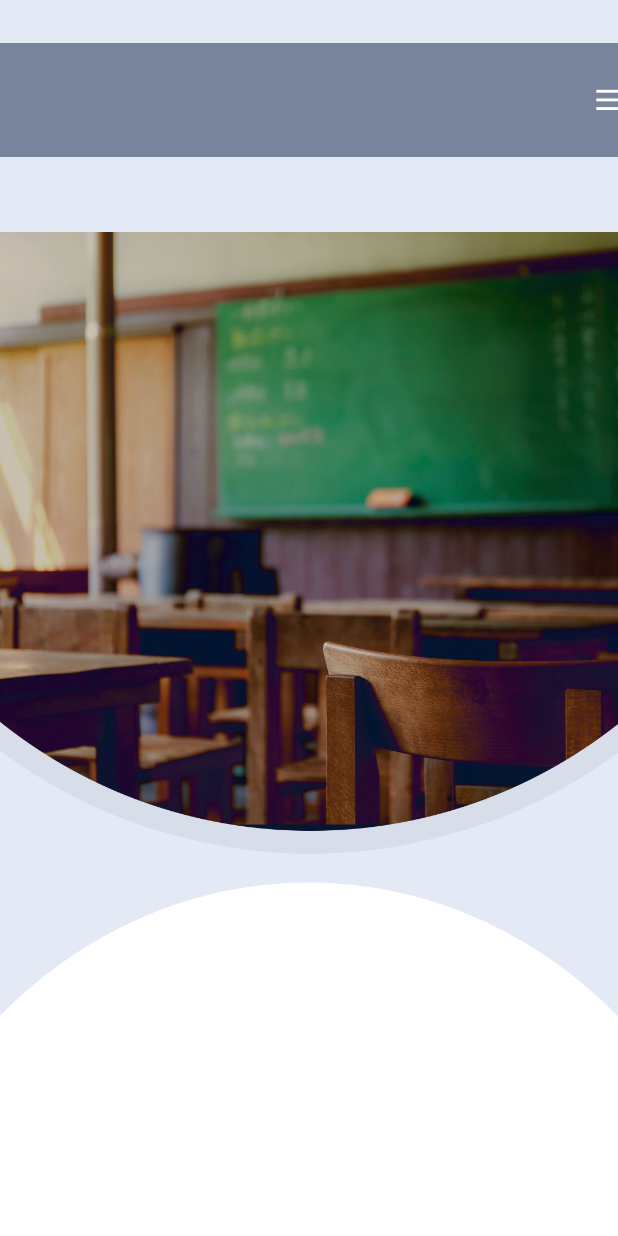
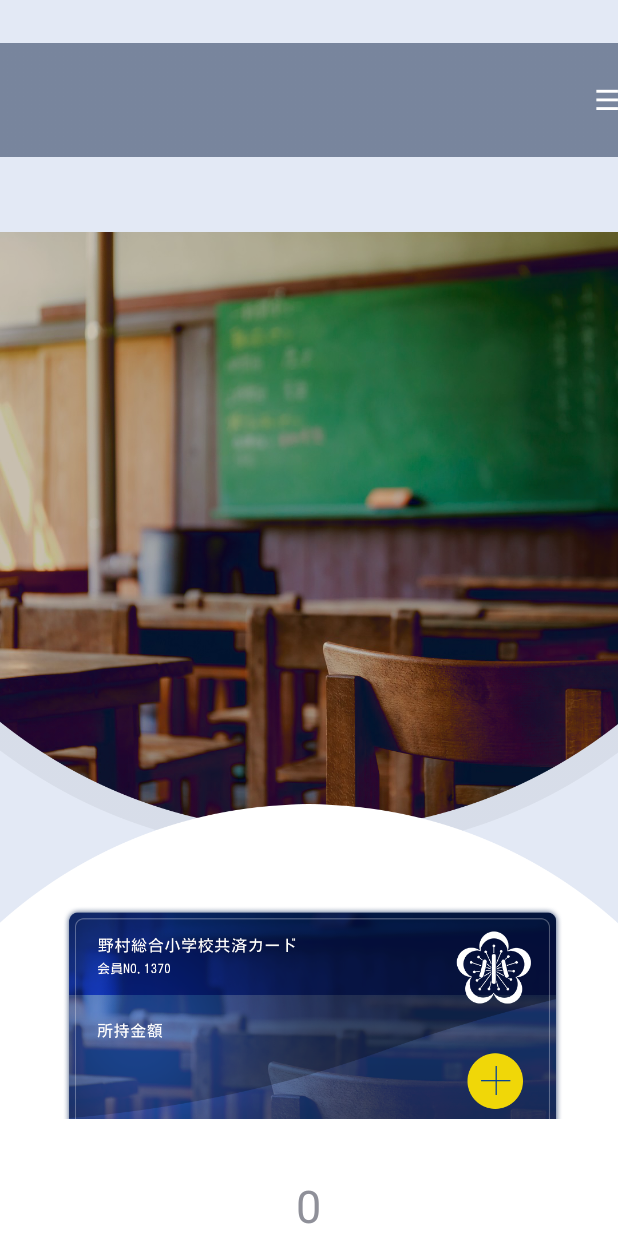
Before and after one commit to TakuKobayashi/NRIHackathon2016, an Android app: the TopActivity screen opened directly, with no data from a screen before it, on a phone screen of 412 x 824 dp. Run offline under Robolectric (Android 15) with nearby library versions, the phone set to English and light mode, and no system bars; libraries missing offline, so code that uses them is left out: com.facebook, io.socket.client, io.socket.emitter; 9 statements that could not run were skipped.

Commit message:
データの整理、画面調整

```diff
--- a/android_app/app/src/main/java/hackathon/nri/com/nrihackathon2016/MenuActivity.java
+++ b/android_app/app/src/main/java/hackathon/nri/com/nrihackathon2016/MenuActivity.java
@@ -50,7 +50,7 @@ public class MenuActivity extends Activity {
             public void onClick(View v) {
                 progressDialog = new ProgressDialog(MenuActivity.this);
                 progressDialog.setProgressStyle(ProgressDialog.STYLE_SPINNER);
-                progressDialog.setMessage("処理を実行中しています");
+                progressDialog.setMessage(getString(R.string.networking_request_dialog_message));
                 progressDialog.setCancelable(true);
                 progressDialog.setOnCancelListener(new DialogInterface.OnCancelListener() {
                     @Override
@@ -81,8 +81,7 @@ public class MenuActivity extends Activity {
                 Log.d(Config.TAG, "error:" + error.getMessage());
                 progressDialog.dismiss();
             }
-        }
-        );
+        });
         queue.add(stringRequest);
     }
 }
--- a/android_app/app/src/main/java/hackathon/nri/com/nrihackathon2016/TopActivity.java
+++ b/android_app/app/src/main/java/hackathon/nri/com/nrihackathon2016/TopActivity.java
@@ -9,6 +9,7 @@ import android.view.View;
 import android.view.Window;
 import android.view.WindowManager;
 import android.widget.ImageView;
+import android.widget.TextView;
 
 import com.facebook.CallbackManager;
 import com.facebook.Profile;
@@ -44,6 +45,12 @@ public class TopActivity extends Activity {
                 startActivity(intent);
             }
         });
+
+        ImageView card_image = (ImageView) findViewById(R.id.card_image);
+        card_image.setImageResource(R.mipmap.top_card);
+
+        TextView ramain_text = (TextView) findViewById(R.id.remain_text);
+        ramain_text.setText("0");
     }
 
     private void getProfile(){
@@ -58,8 +65,8 @@ public class TopActivity extends Activity {
     }
 
     @Override
-    protected void onResume() {
-        super.onResume();
+    protected void onStart() {
+        super.onStart();
         SocketIOStreamer.getInstance(SocketIOStreamer.class).connect(Config.ROOT_URL);
         SocketIOStreamer.getInstance(SocketIOStreamer.class).setOnReceiveCallback(new SocketIOStreamer.SocketIOEventCallback() {
             @Override
@@ -75,8 +82,8 @@ public class TopActivity extends Activity {
     }
 
     @Override
-    protected void onPause() {
-        super.onPause();
+    protected void onStop() {
+        super.onStop();
         SocketIOStreamer.getInstance(SocketIOStreamer.class).disConnect();
     }
 }
--- a/android_app/app/src/main/res/layout/topview.xml
+++ b/android_app/app/src/main/res/layout/topview.xml
@@ -46,4 +46,20 @@
             android:layout_centerVertical="true"
             />
     </RelativeLayout>
+
+    <ImageView
+        android:id="@+id/card_image"
+        android:layout_width="wrap_content"
+        android:layout_height="wrap_content"
+        android:layout_centerHorizontal="true"
+        android:layout_alignParentBottom="true" />
+
+    <TextView
+        android:id="@+id/remain_text"
+        android:layout_width="wrap_content"
+        android:layout_height="wrap_content"
+        android:layout_centerHorizontal="true"
+        android:layout_alignParentBottom="true"
+        android:textSize="30sp"
+    />
 </RelativeLayout>
--- a/android_app/app/src/main/res/values/strings.xml
+++ b/android_app/app/src/main/res/values/strings.xml
@@ -1,5 +1,6 @@
 <resources>
     <string name="facebook_app_id">326417791083042</string>
     <string name="nfc_activity_title">NFCActivity</string>
+    <string name="networking_request_dialog_message">申請中...</string>
     <string name="app_name">NRIHackathon2016</string>
 </resources>
```
